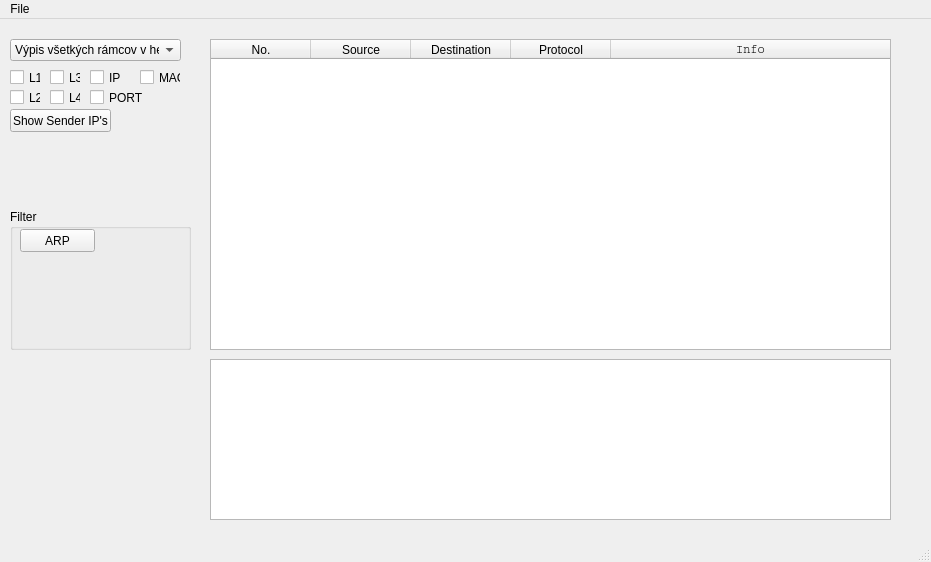
First picture: the form in App.ui, repository mfranczel/analyzator-sietovej-komunikacie, before the edit.
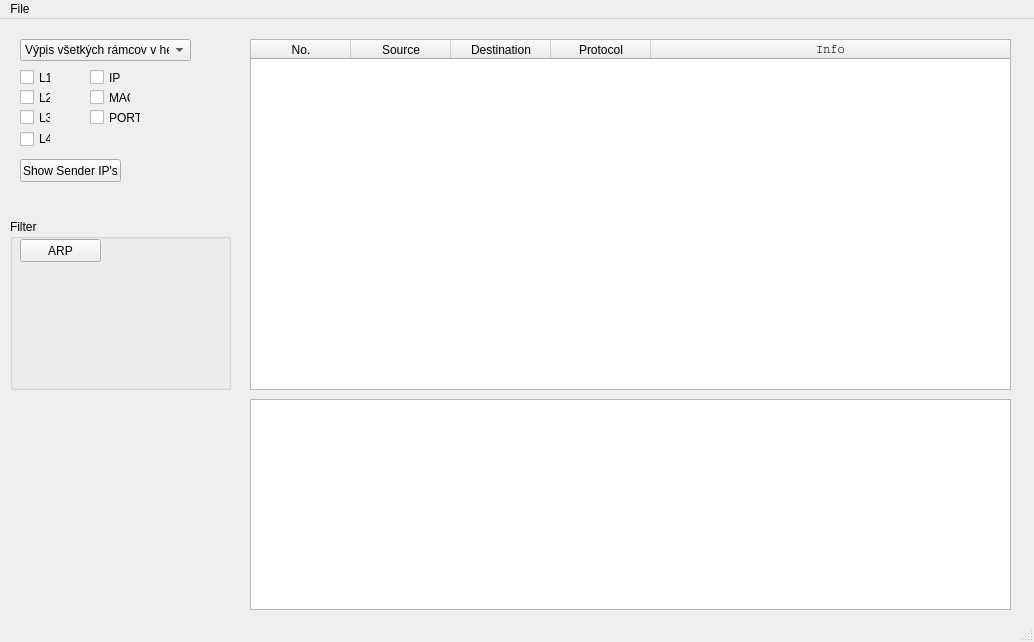
Second picture: the form after the edit.

Patch:
```diff
--- a/App.ui
+++ b/App.ui
@@ -6,8 +6,8 @@
    <rect>
     <x>0</x>
     <y>0</y>
-    <width>931</width>
-    <height>562</height>
+    <width>1034</width>
+    <height>642</height>
    </rect>
   </property>
   <property name="windowTitle">
@@ -17,10 +17,10 @@
    <widget class="QTextEdit" name="textEdit">
     <property name="geometry">
      <rect>
-      <x>210</x>
-      <y>340</y>
-      <width>681</width>
-      <height>161</height>
+      <x>250</x>
+      <y>380</y>
+      <width>761</width>
+      <height>211</height>
      </rect>
     </property>
     <property name="font">
@@ -35,7 +35,7 @@
    <widget class="QComboBox" name="comboBox">
     <property name="geometry">
      <rect>
-      <x>10</x>
+      <x>20</x>
       <y>20</y>
       <width>171</width>
       <height>22</height>
@@ -55,8 +55,8 @@
    <widget class="QCheckBox" name="checkBox">
     <property name="geometry">
      <rect>
-      <x>140</x>
-      <y>50</y>
+      <x>90</x>
+      <y>70</y>
       <width>41</width>
       <height>17</height>
      </rect>
@@ -68,7 +68,7 @@
    <widget class="QCheckBox" name="checkBox_2">
     <property name="geometry">
      <rect>
-      <x>10</x>
+      <x>20</x>
       <y>50</y>
       <width>31</width>
       <height>17</height>
@@ -81,7 +81,7 @@
    <widget class="QCheckBox" name="checkBox_3">
     <property name="geometry">
      <rect>
-      <x>10</x>
+      <x>20</x>
       <y>70</y>
       <width>31</width>
       <height>17</height>
@@ -107,8 +107,8 @@
    <widget class="QCheckBox" name="checkBox_5">
     <property name="geometry">
      <rect>
-      <x>50</x>
-      <y>50</y>
+      <x>20</x>
+      <y>90</y>
       <width>31</width>
       <height>17</height>
      </rect>
@@ -120,10 +120,10 @@
    <widget class="QCheckBox" name="checkBox_6">
     <property name="geometry">
      <rect>
-      <x>50</x>
-      <y>70</y>
+      <x>20</x>
+      <y>110</y>
       <width>31</width>
-      <height>17</height>
+      <height>20</height>
      </rect>
     </property>
     <property name="text">
@@ -134,8 +134,8 @@
     <property name="geometry">
      <rect>
       <x>90</x>
-      <y>70</y>
-      <width>70</width>
+      <y>90</y>
+      <width>51</width>
       <height>17</height>
      </rect>
     </property>
@@ -146,10 +146,10 @@
    <widget class="QTableWidget" name="tableWidget">
     <property name="geometry">
      <rect>
-      <x>210</x>
+      <x>250</x>
       <y>20</y>
-      <width>681</width>
-      <height>311</height>
+      <width>761</width>
+      <height>351</height>
      </rect>
     </property>
     <property name="sizeIncrement">
@@ -222,8 +222,8 @@
    <widget class="QPushButton" name="pushButton">
     <property name="geometry">
      <rect>
-      <x>10</x>
-      <y>90</y>
+      <x>20</x>
+      <y>140</y>
       <width>101</width>
       <height>23</height>
      </rect>
@@ -236,9 +236,9 @@
     <property name="geometry">
      <rect>
       <x>10</x>
-      <y>190</y>
-      <width>181</width>
-      <height>141</height>
+      <y>200</y>
+      <width>221</width>
+      <height>171</height>
      </rect>
     </property>
     <property name="title">
@@ -249,7 +249,7 @@
       <rect>
        <x>10</x>
        <y>20</y>
-       <width>75</width>
+       <width>81</width>
        <height>23</height>
       </rect>
      </property>
@@ -264,7 +264,7 @@
     <rect>
      <x>0</x>
      <y>0</y>
-     <width>931</width>
+     <width>1034</width>
      <height>21</height>
     </rect>
    </property>
```
